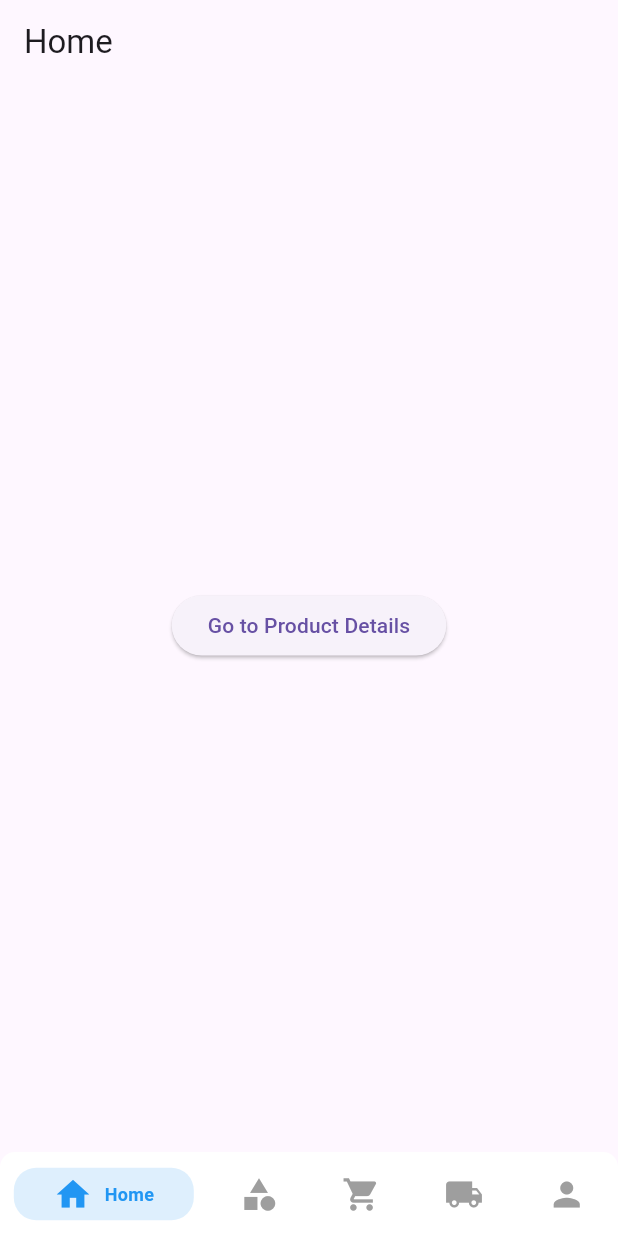
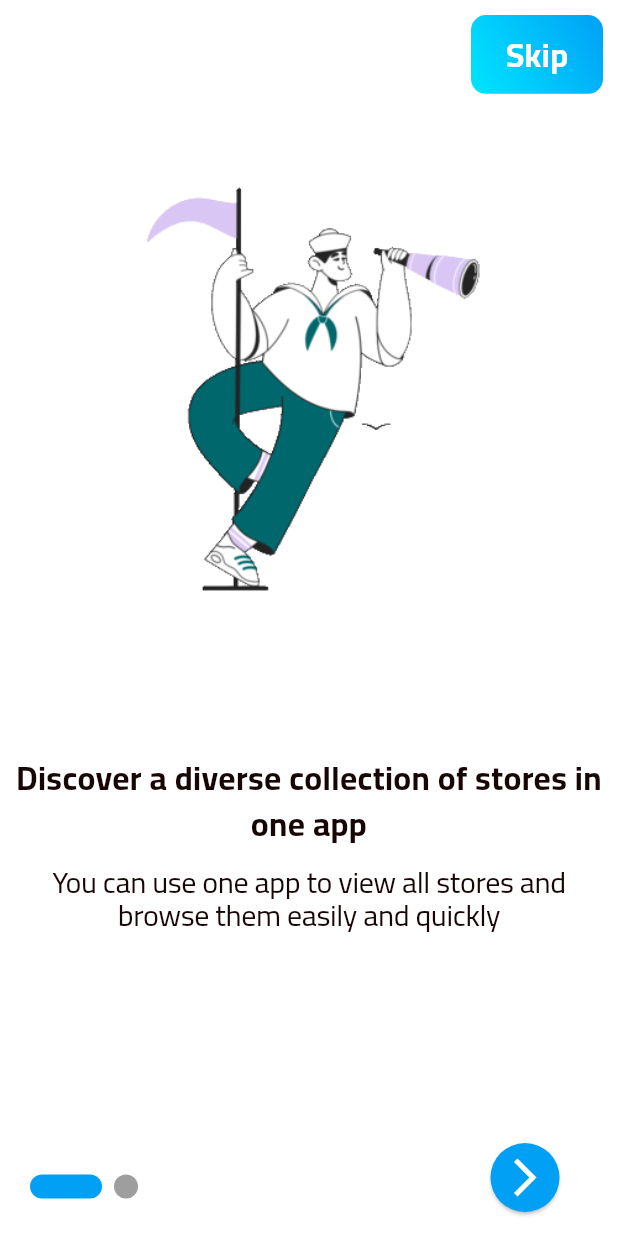
Before and after one commit to dev-KarimAhmed/onMall, a Flutter app: the screen it shows after launch, on a phone screen of 412 x 824 dp. Run offline on Flutter 3.47's test engine with Material 3 defaults, Android fonts, the phone set to English and light mode, and no system bars; drawn by our look-alikes of persistent_bottom_nav_bar, smooth_page_indicator; our stand-ins replace animate_do, connectivity_plus, flutter_bloc, flutter_dotenv, flutter_screenutil, freezed_annotation and 3 more; generated files the repository leaves out were written again.

Commit message:
finish onboarding screens

```diff
--- a/lib/core/app/app_cubit/app_cubit.dart
+++ b/lib/core/app/app_cubit/app_cubit.dart
@@ -4,9 +4,9 @@ import 'package:freezed_annotation/freezed_annotation.dart';
 import 'package:on_mall/core/services/shared_prefs/pref_keys.dart';
 import 'package:on_mall/core/services/shared_prefs/shared_pref_service.dart';
 
-
 part 'app_state.dart';
 part 'app_cubit.freezed.dart';
+
 class AppCubit extends Cubit<AppState> {
   AppCubit() : super(const AppState.initial());
 
--- a/lib/core/common/widgets/custom_linear_button.dart
+++ b/lib/core/common/widgets/custom_linear_button.dart
@@ -31,8 +31,8 @@ class CustomLinearButton extends StatelessWidget {
               getColors(context).primaryColor!,
               getColors(context).gradientColor!,
             ],
-            begin: const Alignment(0.46, -0.89),
-            end: const Alignment(-0.46, 0.89),
+            begin: Alignment.topRight,
+            end: Alignment.bottomLeft,
           ),
         ),
         child: Center(child: child),
--- a/lib/core/functions/translate_word.dart
+++ b/lib/core/functions/translate_word.dart
@@ -5,3 +5,7 @@ import 'package:on_mall/core/language/app_localization.dart';
 String translateWord(BuildContext context, String langKey) {
     return AppLocalizations.of(context)!.translate(langKey).toString();
   }
+
+  bool isEnglish(BuildContext context) {
+  return AppLocalizations.of(context)!.isEnLocale;
+}
--- a/lib/core/language/app_localization.dart
+++ b/lib/core/language/app_localization.dart
@@ -38,4 +38,5 @@ class AppLocalizations {
 
   // Getter method to check if the current locale is English.
   bool get isEnLocale => locale.languageCode == 'en';
+
 }
--- a/lib/core/language/lang_keys.dart
+++ b/lib/core/language/lang_keys.dart
@@ -1 +1,10 @@
-class Langkeys {}
+class Langkeys {
+  static const String headline1 = 'headline1';
+  static const String subtitle1 = 'subtitle1';
+  static const String headline2 = 'headline2';
+  static const String subtitle2 = 'subtitle2';
+  static const String skip = 'skip';
+  static const String arabic = 'arabic';
+  static const String english = 'english';
+
+}
--- a/lib/core/routes/app_routes.dart
+++ b/lib/core/routes/app_routes.dart
@@ -1,21 +1,21 @@
 import 'package:flutter/material.dart';
+import 'package:on_mall/core/common/screens/under_builder_screen.dart';
 import 'package:on_mall/core/routes/based_route.dart';
+import 'package:on_mall/features/on_boarding/views/on_boarding_view.dart';
 
 
 class AppRoutes {
+  static const String onboardingScreen = 'onboarding';
   static const String loginScreen = 'login';
-  static const String signupScreen = 'signup';
 
 
-  // static Route<void> onGenerateRout(RouteSettings settings) {
-  //   final args = settings.arguments;
-  //   // switch (settings.name) {
-  //   //   case loginScreen:
-  //   //     return BaseRoute(page: const LoginScreen());
-  //   //   case signupScreen:
-  //   //     return BaseRoute(page: const SignUpScreen());
-  //   //   default:
-  //   //     return BaseRoute(page: const UnderBuilderScreen());
-  //   // }
-  // }
+  static Route<void> onGenerateRout(RouteSettings settings) {
+    final args = settings.arguments;
+    switch (settings.name) {
+      case onboardingScreen:
+        return BaseRoute(page: const OnboardingView());
+      default:
+        return BaseRoute(page: const UnderBuilderScreen());
+    }
+  }
 }
--- a/lib/core/styles/helpers/font_family_helper.dart
+++ b/lib/core/styles/helpers/font_family_helper.dart
@@ -1,5 +1,5 @@
-
-
+import 'package:flutter/material.dart';
+import 'package:on_mall/core/functions/translate_word.dart';
 import 'package:on_mall/core/services/shared_prefs/pref_keys.dart';
 import 'package:on_mall/core/services/shared_prefs/shared_pref_service.dart';
 
@@ -9,11 +9,10 @@ class FontFamilyHelper {
 
   static String getFontFamily() {
     final currentLanguage = SharedPref().getString(SharedPrefKeys.langKey);
-    if (currentLanguage == 'ar') {
+    if (currentLanguage == 'ar' || currentLanguage == null) {
       return arabicFont;
     } else {
       return englishFont;
     }
   }
-
 }
--- a/lib/core/styles/images/app_assets.dart
+++ b/lib/core/styles/images/app_assets.dart
@@ -3,5 +3,7 @@ class AppAssets {
   static const noNetwork = 'assets/images/core/no_network.jpg';
   static const pageUnderBuild = 'assets/images/core/page_under_build.jpg';
   static const emptyScreen = 'assets/images/core/empty_screen.png';
+  static const onboardingImageOne = 'assets/images/core/onboarding_image_one.gif';
+  static const onboardingImageTwo = 'assets/images/core/onboarding_image_two.gif';
 
 }
--- /dev/null
+++ b/lib/features/on_boarding/views/on_boarding_view.dart
@@ -0,0 +1,128 @@
+import 'package:flutter/material.dart';
+import 'package:on_mall/core/common/widgets/custom_linear_button.dart';
+import 'package:on_mall/core/functions/get_color.dart';
+import 'package:on_mall/core/functions/get_text_style.dart';
+import 'package:on_mall/core/functions/translate_word.dart';
+import 'package:on_mall/core/language/app_localization.dart';
+import 'package:on_mall/core/language/lang_keys.dart';
+import 'package:on_mall/core/services/shared_prefs/pref_keys.dart';
+import 'package:on_mall/core/services/shared_prefs/shared_pref_service.dart';
+import 'package:on_mall/core/styles/helpers/font_weight_helper.dart';
+import 'package:on_mall/core/styles/images/app_assets.dart';
+import 'package:on_mall/features/on_boarding/views/widgets/on_boarding_page.dart';
+import 'package:smooth_page_indicator/smooth_page_indicator.dart';
+
+class OnboardingView extends StatefulWidget {
+  const OnboardingView({super.key});
+
+  @override
+  State<OnboardingView> createState() => _OnboardingViewState();
+}
+
+class _OnboardingViewState extends State<OnboardingView> {
+  final PageController pageController = PageController();
+  int currentPage = 0;
+
+  @override
+  Widget build(BuildContext context) {
+    return Scaffold(
+      body: SafeArea(
+        child: Stack(
+          children: [
+            PageView(
+              controller: pageController,
+              onPageChanged: (int index) {
+                setState(() {
+                  currentPage = index;
+                });
+              },
+              children: [
+                OnboardingPage(
+                  imagePath: AppAssets.onboardingImageOne,
+                  title: translateWord(context, Langkeys.headline1),
+                  subtitle: translateWord(context, Langkeys.subtitle1),
+                ),
+                OnboardingPage(
+                  imagePath: AppAssets.onboardingImageTwo,
+                  title: translateWord(context, Langkeys.headline2),
+                  subtitle: translateWord(context, Langkeys.subtitle2),
+                ),
+              ],
+            ),
+            Positioned(
+              top: 10,
+              left: !isEnglish(context) ? 10 : null,
+              right: !isEnglish(context) ? null : 10,
+              child: CustomLinearButton(
+                width: 88,
+                onPressed: () {},
+                child: Text(
+                  translateWord(context, Langkeys.skip),
+                  style: getBodyMediumTextStyle(context).copyWith(
+                    color: getColors(context).mainColor,
+                    fontWeight: FontWeightHelper.bold,
+                  ),
+                ),
+              ),
+            ),
+            Positioned(
+              bottom: 25,
+              right: !isEnglish(context) ? 20 : null,
+              left: !isEnglish(context) ? null : 20,
+              child: SmoothPageIndicator(
+                controller: pageController,
+                count: 2,
+                effect: ExpandingDotsEffect(
+                  activeDotColor: getColors(context).primaryColor!,
+                ),
+                onDotClicked: (int index) {
+                  pageController.animateToPage(
+                    index,
+                    duration: const Duration(milliseconds: 300),
+                    curve: Curves.easeIn,
+                  );
+                },
+              ),
+            ),
+            Positioned(
+              bottom: 15,
+              left: !isEnglish(context) ? 15 : null,
+              right: !isEnglish(context) ? null : 15,
+              child: ElevatedButton(
+                style: ElevatedButton.styleFrom(
+                  foregroundColor: getColors(context).mainColor,
+                  backgroundColor: getColors(context).primaryColor,
+                  shape: const CircleBorder(),
+                ),
+                onPressed: () {
+                  if (currentPage == 1) {
+                    // navigateWithoutBack(context, const LoginView());
+                  } else {
+                    pageController.animateToPage(
+                      currentPage + 1,
+                      duration: const Duration(milliseconds: 300),
+                      curve: Curves.easeIn,
+                    );
+                  }
+                },
+                child: const Padding(
+                  padding: EdgeInsets.all(8.0),
+                  child: Icon(
+                    Icons.arrow_forward_ios,
+                    size: 30,
+                  ),
+                ),
+              ),
+            ),
+          ],
+        ),
+      ),
+    );
+  }
+
+  @override
+  void dispose() {
+    pageController.dispose();
+    super.dispose();
+  }
+}
--- /dev/null
+++ b/lib/features/on_boarding/views/widgets/on_boarding_page.dart
@@ -0,0 +1,43 @@
+import 'package:flutter/material.dart';
+import 'package:flutter_screenutil/flutter_screenutil.dart';
+import 'package:on_mall/core/functions/get_text_style.dart';
+
+class OnboardingPage extends StatelessWidget {
+  const OnboardingPage({
+    super.key,
+    required this.imagePath,
+    required this.title,
+    required this.subtitle,
+  });
+  final String imagePath;
+  final String title;
+  final String subtitle;
+  @override
+  Widget build(BuildContext context) {
+    return Padding(
+      padding: const EdgeInsets.all(8.0),
+      child: Column(
+        children: [
+          Image(
+            width: MediaQuery.sizeOf(context).width * 0.8,
+            height: MediaQuery.sizeOf(context).height * 0.6,
+            image: AssetImage(imagePath),
+          ),
+          Text(
+            textAlign: TextAlign.center,
+            title,
+            style: getBodyMediumTextStyle(context).copyWith(
+              fontWeight: FontWeight.bold,
+            ),
+          ),
+          SizedBox(height: 10.h),
+          Text(
+            textAlign: TextAlign.center,
+            subtitle,
+            style: getLargeTextStyle(context),
+          ),
+        ],
+      ),
+    );
+  }
+}
--- a/lib/main.dart
+++ b/lib/main.dart
@@ -1,219 +1,21 @@
 // ignore_for_file: depend_on_referenced_packages
 
 import 'package:flutter/material.dart';
-import 'package:persistent_bottom_nav_bar/persistent_bottom_nav_bar.dart';
+import 'package:on_mall/core/app/bloc_observer.dart';
+import 'package:on_mall/core/di/dependency_injection.dart';
+import 'package:on_mall/core/services/shared_prefs/shared_pref_service.dart';
+import 'package:flutter_bloc/flutter_bloc.dart';
+import 'package:on_mall/on_mall.dart';
 
-void main() {
-  runApp(const MyApp());
+void main() async {
+  WidgetsFlutterBinding.ensureInitialized();
+  Bloc.observer = AppBlocObserver();
+  await Future.wait([
+    SharedPref().instantiatePreferences(),
+    // EnvVariables.instance.init(environment: EnviromentEnum.development, ),
+  ]);
+
+  setupInjection();
+
+  runApp(const OnMall());
 }
-
-class MyApp extends StatelessWidget {
-  const MyApp({super.key});
-
-  @override
-  Widget build(BuildContext context) {
-    return const MaterialApp(
-      debugShowCheckedModeBanner: false,
-      home: MainScreen(),
-    );
-  }
-}
-
-class MainScreen extends StatefulWidget {
-  const MainScreen({super.key});
-
-  @override
-  _MainScreenState createState() => _MainScreenState();
-}
-
-class _MainScreenState extends State<MainScreen> {
-  final PersistentTabController _controller =
-      PersistentTabController(initialIndex: 0);
-
-  List<Widget> _buildScreens() {
-    return [
-      const HomeScreen(),
-      const CategoriesScreen(),
-      const CartScreen(),
-      const OrdersScreen(),
-      const ProfileScreen(),
-    ];
-  }
-
-  List<PersistentBottomNavBarItem> _navBarsItems() {
-    return [
-      PersistentBottomNavBarItem(
-        icon: const Icon(Icons.home),
-        title: ("Home"),
-        activeColorPrimary: Colors.blue,
-        inactiveColorPrimary: Colors.grey,
-      ),
-      PersistentBottomNavBarItem(
-        icon: const Icon(Icons.category),
-        title: ("Categories"),
-        activeColorPrimary: Colors.blue,
-        inactiveColorPrimary: Colors.grey,
-      ),
-      PersistentBottomNavBarItem(
-        icon: const Icon(Icons.shopping_cart),
-        title: ("Cart"),
-        activeColorPrimary: Colors.blue,
-        inactiveColorPrimary: Colors.grey,
-      ),
-      PersistentBottomNavBarItem(
-        icon: const Icon(Icons.local_shipping),
-        title: ("Orders"),
-        activeColorPrimary: Colors.blue,
-        inactiveColorPrimary: Colors.grey,
-      ),
-      PersistentBottomNavBarItem(
-        icon: const Icon(Icons.person),
-        title: ("Profile"),
-        activeColorPrimary: Colors.blue,
-        inactiveColorPrimary: Colors.grey,
-      ),
-    ];
-  }
-
-  @override
-  Widget build(BuildContext context) {
-    return PersistentTabView(
-      isVisible: true,
-      confineToSafeArea: true,
-      backgroundColor: Colors.white,
-      handleAndroidBackButtonPress: true,
-      resizeToAvoidBottomInset: true,
-      stateManagement: true,
-      hideNavigationBarWhenKeyboardAppears: false,
-      popBehaviorOnSelectedNavBarItemPress: PopBehavior.all,
-      // hideOnScrollSettings: const HideOnScrollSettings(
-      //   hideNavBarOnScroll: true,
-      //   scrollControllers:
-      // ),
-      decoration: NavBarDecoration(
-        borderRadius: BorderRadius.circular(10.0),
-        colorBehindNavBar: Colors.white,
-      ),
-
-      context,
-      controller: _controller,
-      screens: _buildScreens(),
-      items: _navBarsItems(),
-      navBarStyle: NavBarStyle.style9, // Modern style
-    );
-  }
-}
-
-// Home Screen with Navigation to Product Details
-class HomeScreen extends StatelessWidget {
-  const HomeScreen({super.key});
-
-  @override
-  Widget build(BuildContext context) {
-    return Scaffold(
-      appBar: AppBar(title: const Text("Home")),
-      body: Center(
-        child: ElevatedButton(
-          onPressed: () {
-            Navigator.push(
-              context,
-              MaterialPageRoute(
-                  builder: (context) => const ProductDetailsScreen()),
-            );
-          },
-          child: const Text("Go to Product Details"),
-        ),
-      ),
-    );
-  }
-}
-
-// Home Screen with Navigation to Product Details
-class SecondeScreen extends StatelessWidget {
-  const SecondeScreen({super.key});
-
-  @override
-  Widget build(BuildContext context) {
-    return Scaffold(
-      appBar: AppBar(title: const Text("SecondeScreen")),
-      body: ListView.builder(
-        itemBuilder: (context, index) => Text("Text $index"),
-        itemCount: 300,
-      ),
-    );
-  }
-}
-
-// Product Details Screen (Auto-Hide Bottom Bar)
-class ProductDetailsScreen extends StatelessWidget {
-  const ProductDetailsScreen({super.key});
-
-  @override
-  Widget build(BuildContext context) {
-    return Scaffold(
-      appBar: AppBar(title: const Text("Product Details")),
-      body: const Center(child: Text("Product Details Page")),
-      floatingActionButton: FloatingActionButton(
-        onPressed: () {
-          Navigator.push(
-            context,
-            MaterialPageRoute(builder: (context) => const SecondeScreen()),
-          );
-        },
-        child: const Icon(Icons.home),
-      ),
-    );
-  }
-}
-
-// Categories Screen
-class CategoriesScreen extends StatelessWidget {
-  const CategoriesScreen({super.key});
-
-  @override
-  Widget build(BuildContext context) {
-    return Scaffold(
-      appBar: AppBar(title: const Text("Categories")),
-      body: const Center(child: Text("Categories Page")),
-    );
-  }
-}
-
-// Cart Screen
-class CartScreen extends StatelessWidget {
-  const CartScreen({super.key});
-
-  @override
-  Widget build(BuildContext context) {
-    return Scaffold(
-      appBar: AppBar(title: const Text("Cart")),
-      body: const Center(child: Text("Cart Page")),
-    );
-  }
-}
-
-// Orders Screen
-class OrdersScreen extends StatelessWidget {
-  const OrdersScreen({super.key});
-
-  @override
-  Widget build(BuildContext context) {
-    return Scaffold(
-      appBar: AppBar(title: const Text("Orders")),
-      body: const Center(child: Text("Orders Page")),
-    );
-  }
-}
-
-// Profile Screen
-class ProfileScreen extends StatelessWidget {
-  const ProfileScreen({super.key});
-
-  @override
-  Widget build(BuildContext context) {
-    return Scaffold(
-      appBar: AppBar(title: const Text("Profile")),
-      body: const Center(child: Text("Profile Page")),
-    );
-  }
-}
--- /dev/null
+++ b/lib/on_mall.dart
@@ -0,0 +1,74 @@
+import 'package:flutter/material.dart';
+import 'package:flutter_bloc/flutter_bloc.dart';
+import 'package:flutter_screenutil/flutter_screenutil.dart';
+import 'package:on_mall/core/app/app_cubit/app_cubit.dart';
+import 'package:on_mall/core/app/connectivity_controller.dart';
+import 'package:on_mall/core/app/env_varibles.dart';
+import 'package:on_mall/core/common/screens/no_network_screen.dart';
+import 'package:on_mall/core/di/dependency_injection.dart';
+import 'package:on_mall/core/language/app_localization_setup.dart';
+import 'package:on_mall/core/routes/app_routes.dart';
+import 'package:on_mall/core/styles/theme/app_theme.dart';
+
+
+class OnMall extends StatelessWidget {
+  const OnMall({super.key});
+
+  @override
+  Widget build(BuildContext context) {
+    return ValueListenableBuilder(
+      valueListenable: ConnectivityController.instance.isConnectedNotifier,
+      builder: (_, value, __) {
+        if (value) {
+          return BlocProvider(
+            create: (context) => sl<AppCubit>()
+              ..getSavedLanguage(),
+
+            child: BlocBuilder<AppCubit, AppState>(
+              builder: (context, state) {
+                final cubit = BlocProvider.of<AppCubit>(context);
+                return ScreenUtilInit(
+                  designSize: const Size(360, 690),
+                  minTextAdapt: true,
+                  splitScreenMode: true,
+                  child: MaterialApp(
+                    locale: Locale(cubit.currentLanguage),
+                    supportedLocales: AppLocalizationsSetup.supportedLocales,
+                    localeResolutionCallback:
+                        AppLocalizationsSetup.localeResolutionCallback,
+                    localizationsDelegates:
+                        AppLocalizationsSetup.localizationsDelegates,
+                    theme: AppTheme.lighTheme(),
+                    initialRoute: AppRoutes.onboardingScreen,
+                    onGenerateRoute: AppRoutes.onGenerateRout,
+                    builder: (context, child) {
+                      return GestureDetector(
+                        onTap: () {
+                          FocusManager.instance.primaryFocus?.unfocus();
+                        },
+                        child: Scaffold(
+                          body: Builder(builder: (context) {
+                            ConnectivityController.instance.init();
+                            return child!;
+                          }),
+                        ),
+                      );
+                    },
+                    debugShowCheckedModeBanner: EnvVariables.instance.isDev,
+                    title: 'OnMall',
+                  ),
+                );
+              },
+            ),
+          );
+        } else {
+          return MaterialApp(
+            title: 'No Network',
+            debugShowCheckedModeBanner: EnvVariables.instance.isDev,
+            home: const NoNetworkScreen(),
+          );
+        }
+      },
+    );
+  }
+}
```
Also changed, not shown: lang/ar.json (+8 -1 lines), lang/en.json (+8 -1 lines), lib/core/common/widgets/custom_indicator.dart (added, +25 -0 lines), pubspec.yaml (+3 -28 lines), assets/images/core/onboarding_image_one.gif (added), assets/images/core/onboarding_image_two.gif (added), lib/core/styles/theme/app_theme.dart (line endings or trailing spaces), pubspec.lock, 1 other file.
